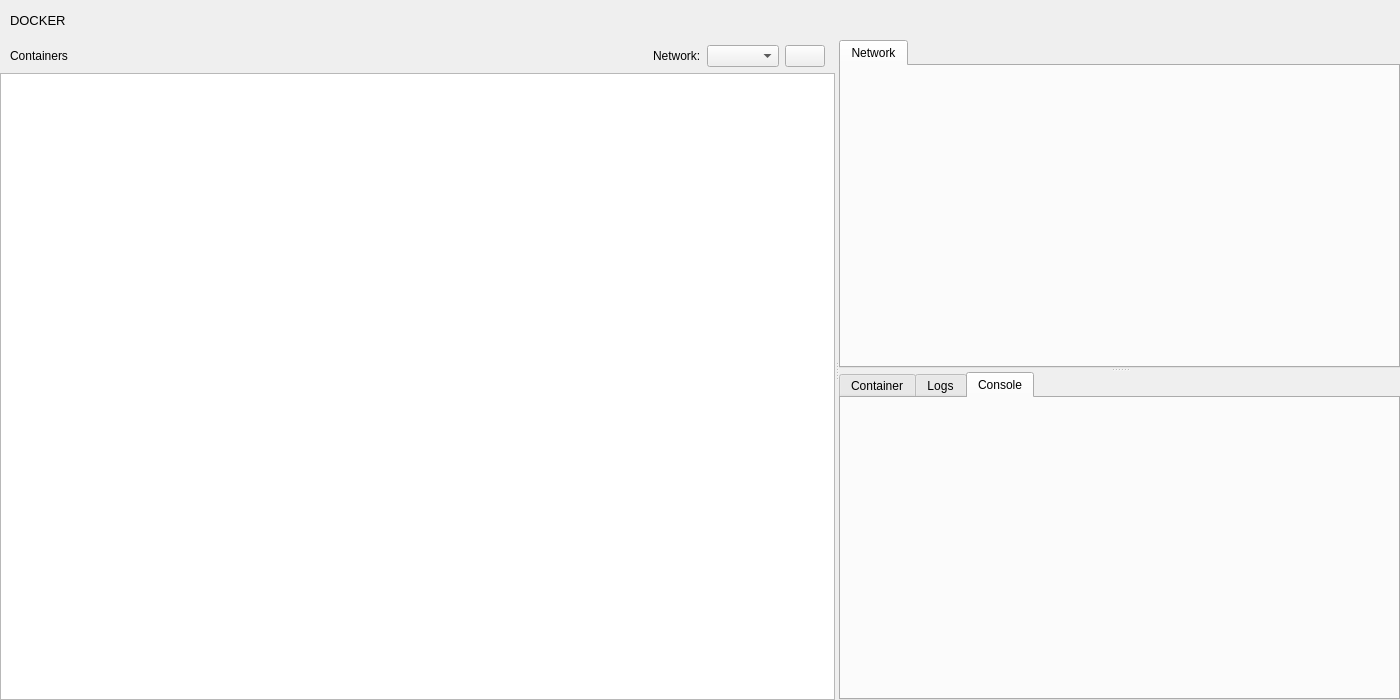
evanrolfe/pntest, file src/ui/views/docker/docker_page.ui: the form before one commit.
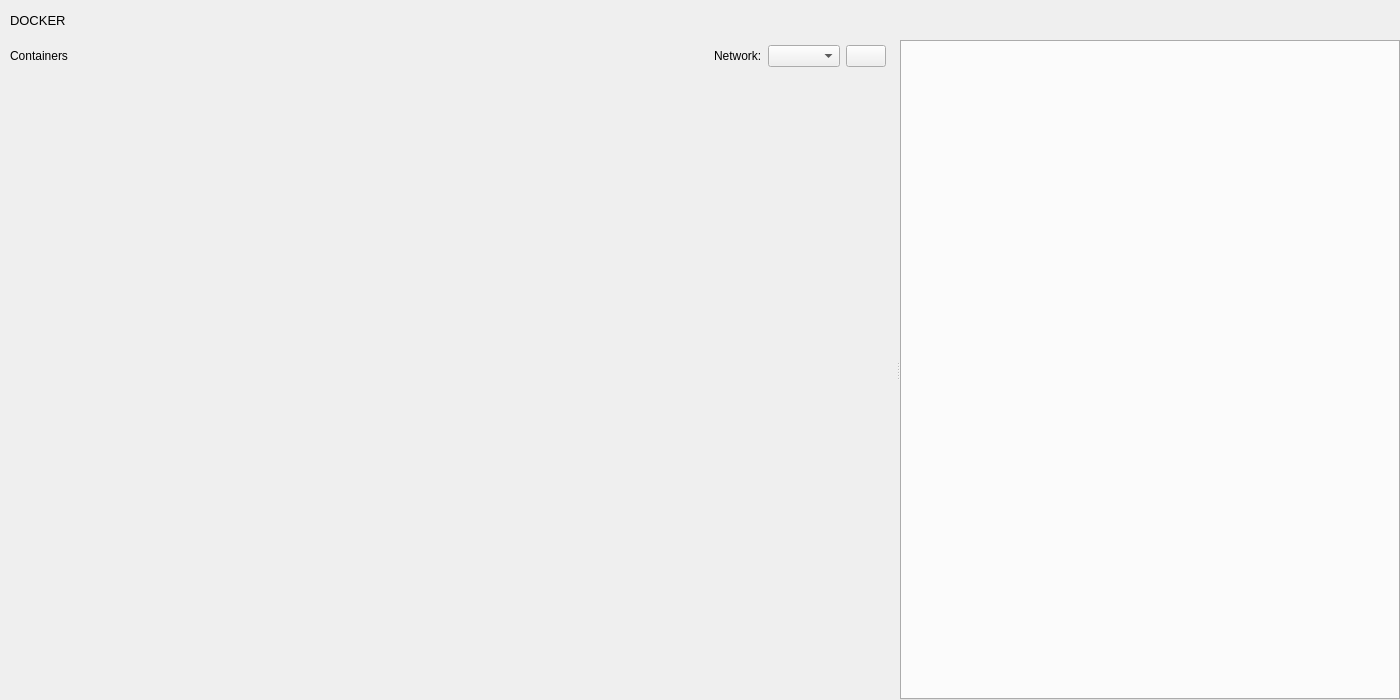
The form after the commit. Custom widgets are drawn as their Qt base class.

Commit message: make docker page work, including console

The edit to the form file:
```diff
--- a/src/ui/views/docker/docker_page.ui
+++ b/src/ui/views/docker/docker_page.ui
@@ -153,65 +153,72 @@
           <widget class="QComboBox" name="dockerNetworkDropdown"/>
          </item>
          <item>
-          <widget class="QPushButton" name="refreshButton">
-          </widget>
+          <widget class="QPushButton" name="refreshButton"/>
          </item>
         </layout>
        </item>
        <item>
-        <widget class="QTableView" name="tableView_2"/>
+        <widget class="HoverableQTableView" name="containerTable" native="true">
+         <property name="sizePolicy">
+          <sizepolicy hsizetype="Minimum" vsizetype="Preferred">
+           <horstretch>0</horstretch>
+           <verstretch>0</verstretch>
+          </sizepolicy>
+         </property>
+         <property name="minimumSize">
+          <size>
+           <width>0</width>
+           <height>300</height>
+          </size>
+         </property>
+         <property name="maximumSize">
+          <size>
+           <width>16777215</width>
+           <height>99999</height>
+          </size>
+         </property>
+        </widget>
        </item>
       </layout>
      </widget>
-     <widget class="QSplitter" name="dockerViewSplitter">
-      <property name="orientation">
-       <enum>Qt::Vertical</enum>
+     <widget class="DockerTabs" name="tabs">
+      <property name="sizePolicy">
+       <sizepolicy hsizetype="Expanding" vsizetype="Preferred">
+        <horstretch>0</horstretch>
+        <verstretch>0</verstretch>
+       </sizepolicy>
       </property>
-      <widget class="QStackedWidget" name="requestStackedWidget">
-       <property name="minimumSize">
-        <size>
-         <width>0</width>
-         <height>0</height>
-        </size>
-       </property>
-       <widget class="QTabWidget" name="dockerNetworkTabs">
-        <property name="currentIndex">
-         <number>0</number>
-        </property>
-        <widget class="QWidget" name="tab">
-         <attribute name="title">
-          <string>Network</string>
-         </attribute>
-        </widget>
-       </widget>
-      </widget>
-      <widget class="QStackedWidget" name="responseStackedWidget">
-       <widget class="QTabWidget" name="dockerContainerTabs">
-        <property name="currentIndex">
-         <number>2</number>
-        </property>
-        <widget class="QWidget" name="tab_2">
-         <attribute name="title">
-          <string>Container</string>
-         </attribute>
-        </widget>
-        <widget class="QWidget" name="tab_3">
-         <attribute name="title">
-          <string>Logs</string>
-         </attribute>
-        </widget>
-        <widget class="QWidget" name="tab_4">
-         <attribute name="title">
-          <string>Console</string>
-         </attribute>
-        </widget>
-       </widget>
-      </widget>
+      <property name="minimumSize">
+       <size>
+        <width>500</width>
+        <height>300</height>
+       </size>
+      </property>
+      <property name="maximumSize">
+       <size>
+        <width>16777215</width>
+        <height>99999</height>
+       </size>
+      </property>
      </widget>
     </widget>
    </item>
   </layout>
  </widget>
+ <customwidgets>
+  <customwidget>
+   <class>HoverableQTableView</class>
+   <extends>QWidget</extends>
+   <header>ui.widgets.qt.hoverable_q_table_view.h</header>
+   <container>1</container>
+  </customwidget>
+  <customwidget>
+   <class>DockerTabs</class>
+   <extends>QTabWidget</extends>
+   <header>ui.widgets.docker.docker_tabs.h</header>
+   <container>1</container>
+  </customwidget>
+ </customwidgets>
  <resources/>
  <connections/>
 </ui>
```
The commit also changes 17 other files.
